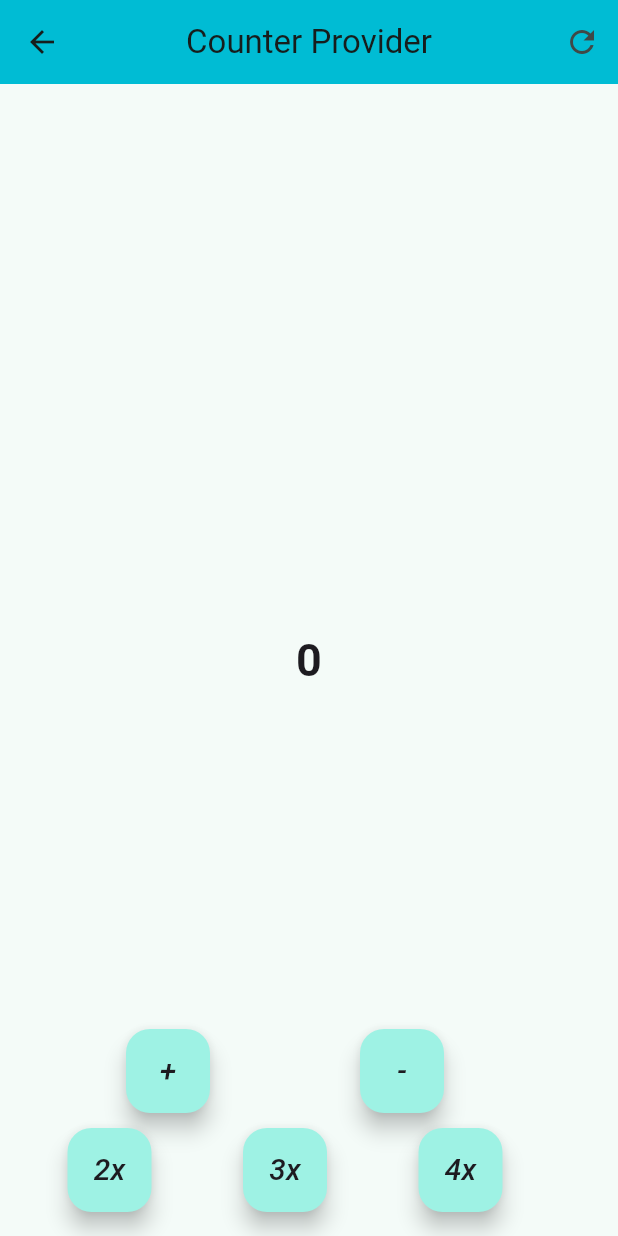
After one commit to Daksh-Parekh/contact_app, a Flutter app: the CounterApp screen opened by its route, after a tap on the "refresh" icon, on a phone screen of 412 x 824 dp. The commit adds this screen. Run offline on Flutter 3.47's test engine with Material 3 defaults, Android fonts, the phone set to English and light mode, and no system bars; our stand-ins replace image_picker.

Commit message:
Counter using Provider

```diff
--- a/lib/routes/app_routes.dart
+++ b/lib/routes/app_routes.dart
@@ -1,13 +1,16 @@
 import 'package:contact_app/views/add_contact_page/add_contact_page.dart';
+import 'package:contact_app/views/counter/views/counter.dart';
 import 'package:contact_app/views/home_page/homePage.dart';
 import 'package:flutter/material.dart';
 
 class AppRoutes {
   static String homePage = "/";
   static String addContactPage = "contact_page";
+  static String counterProvider = "counter_provider";
 
   static Map<String, Widget Function(BuildContext)> routes = {
     homePage: (context) => HomePage(),
-    addContactPage: (context) => AddContactPage()
+    addContactPage: (context) => AddContactPage(),
+    counterProvider: (context) => CounterApp(),
   };
 }
--- /dev/null
+++ b/lib/views/counter/provider/counter_provider.dart
@@ -0,0 +1,35 @@
+import 'package:flutter/material.dart';
+
+class CounterProvider with ChangeNotifier {
+  int i = 0;
+
+  void increment() {
+    i++;
+    notifyListeners();
+  }
+
+  void decrement() {
+    i--;
+    notifyListeners();
+  }
+
+  void twoX() {
+    i = i * 2;
+    notifyListeners();
+  }
+
+  void threeX() {
+    i *= 3;
+    notifyListeners();
+  }
+
+  void fourX() {
+    i *= 4;
+    notifyListeners();
+  }
+
+  void refresh() {
+    i = 0;
+    notifyListeners();
+  }
+}
--- /dev/null
+++ b/lib/views/counter/views/counter.dart
@@ -0,0 +1,104 @@
+import 'package:contact_app/main.dart';
+import 'package:contact_app/util/extensions.dart';
+import 'package:contact_app/utils/app_theme.dart';
+import 'package:contact_app/views/counter/provider/counter_provider.dart';
+import 'package:flutter/material.dart';
+import 'package:provider/provider.dart';
+
+class CounterApp extends StatefulWidget {
+  const CounterApp({super.key});
+
+  @override
+  State<CounterApp> createState() => _CounterAppState();
+}
+
+class _CounterAppState extends State<CounterApp> {
+  @override
+  Widget build(BuildContext context) {
+    return Scaffold(
+      appBar: AppBar(
+        title: Text("Counter Provider"),
+        actions: [
+          IconButton(
+            onPressed: () {
+              context.read<CounterProvider>().refresh();
+            },
+            icon: Icon(Icons.refresh),
+          ),
+        ],
+      ),
+      body: Center(
+        child: Container(
+          alignment: Alignment.center,
+          child: Text(
+            "${context.watch<CounterProvider>().i}",
+            style: AppTheme.LightTheme.textTheme.headlineLarge,
+          ),
+        ),
+      ),
+      floatingActionButton: Column(
+        //Addition & subtraction
+        mainAxisAlignment: MainAxisAlignment.end,
+        children: [
+          Row(
+            mainAxisAlignment: MainAxisAlignment.spaceEvenly,
+            children: [
+              FloatingActionButton(
+                onPressed: () {
+                  context.read<CounterProvider>().increment();
+                },
+                child: Text(
+                  "+",
+                  style: AppTheme.LightTheme.textTheme.headlineMedium,
+                ),
+              ),
+              FloatingActionButton(
+                onPressed: () {
+                  context.read<CounterProvider>().decrement();
+                },
+                child: Text(
+                  "-",
+                  style: AppTheme.LightTheme.textTheme.headlineMedium,
+                ),
+              ),
+            ],
+          ),
+          10.h,
+          //2x,3x,4x multiplication
+          Row(
+            mainAxisAlignment: MainAxisAlignment.spaceEvenly,
+            children: [
+              FloatingActionButton(
+                onPressed: () {
+                  context.read<CounterProvider>().twoX();
+                },
+                child: Text(
+                  "2x",
+                  style: AppTheme.LightTheme.textTheme.headlineMedium,
+                ),
+              ),
+              FloatingActionButton(
+                onPressed: () {
+                  context.read<CounterProvider>().threeX();
+                },
+                child: Text(
+                  "3x",
+                  style: AppTheme.LightTheme.textTheme.headlineMedium,
+                ),
+              ),
+              FloatingActionButton(
+                onPressed: () {
+                  context.read<CounterProvider>().fourX();
+                },
+                child: Text(
+                  "4x",
+                  style: AppTheme.LightTheme.textTheme.headlineMedium,
+                ),
+              ),
+            ],
+          ),
+        ],
+      ),
+    );
+  }
+}
--- a/pubspec.yaml
+++ b/pubspec.yaml
@@ -36,6 +36,7 @@ dependencies:
   # Use with the CupertinoIcons class for iOS style icons.
   cupertino_icons: ^1.0.8
   image_picker: ^1.1.2
+  provider: ^6.1.2
 
 dev_dependencies:
   flutter_test:
```
Also changed, not shown: lib/main.dart (+10 -1 lines), lib/views/add_contact_page/add_contact_page.dart (+8 -0 lines), pubspec.lock.
